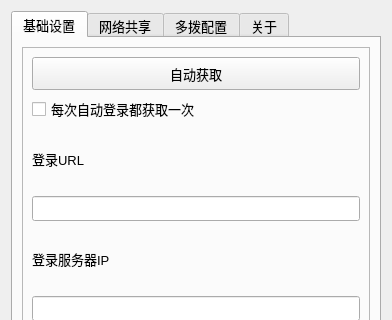
First picture: the form in Ui/Settings.ui, repository Yish1/InterKnot_Auth, before the edit; both pictures show x 0 to 392 and y 0 to 320 of the 392 by 507 pixel window.
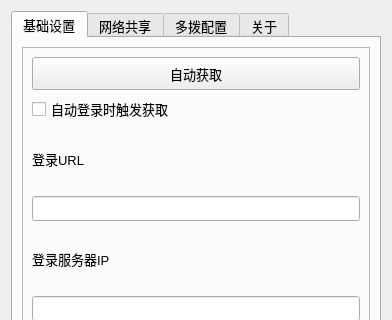
Second picture: the form after the edit.

Commit message: fix(setting.py): 修复设置页自动获取ip未能正确保存和读取 ref(main.py): 调整获取ip时使用已有函数更新配置文件

Patch:
```diff
--- a/Ui/Settings.ui
+++ b/Ui/Settings.ui
@@ -84,7 +84,7 @@
              <string>自动登录开启时，每次都重新获取一次登录信息。这可能适用于在学校不同地方接入网络时IP变化的问题。</string>
             </property>
             <property name="text">
-             <string>每次自动登录都获取一次</string>
+             <string>自动登录时触发获取</string>
             </property>
            </widget>
           </item>
```
The commit also changes 3 other files.
